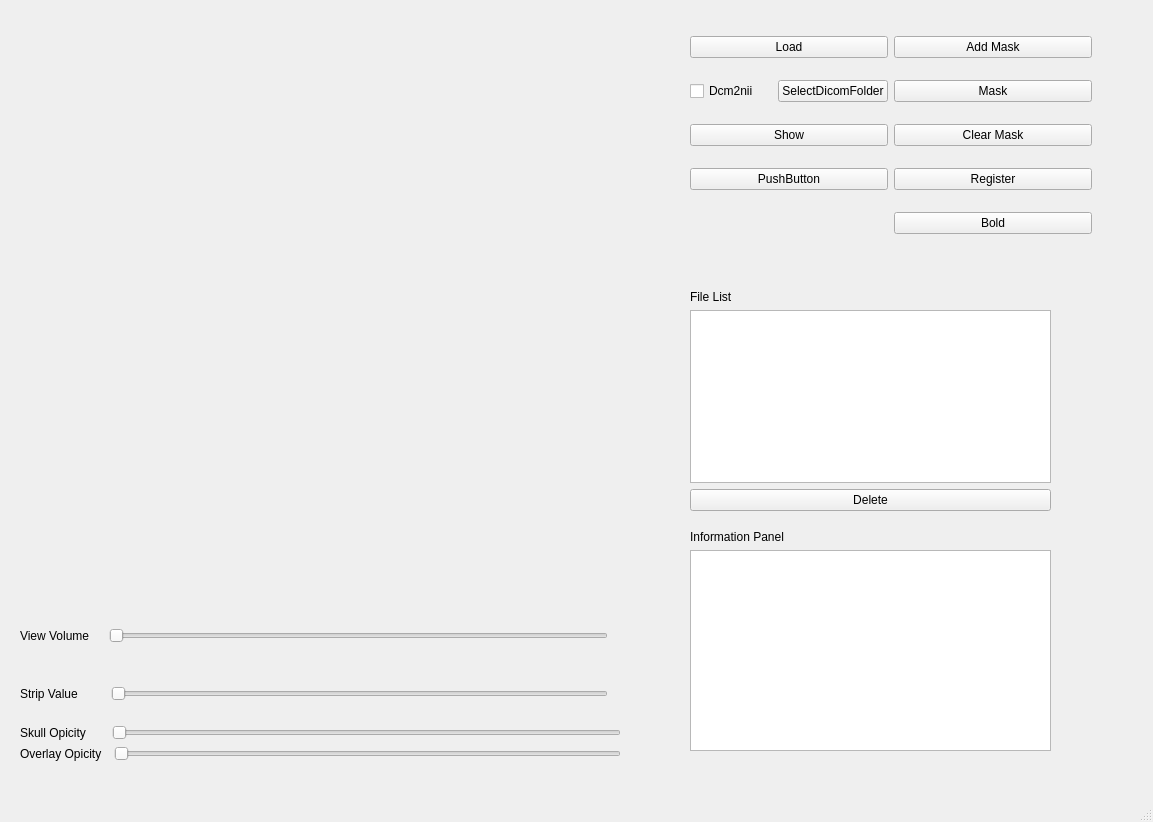
First picture: the form in MainWindow/MainWindow.ui, repository Beastmaster/BrainConnectivityDetection, before the edit.
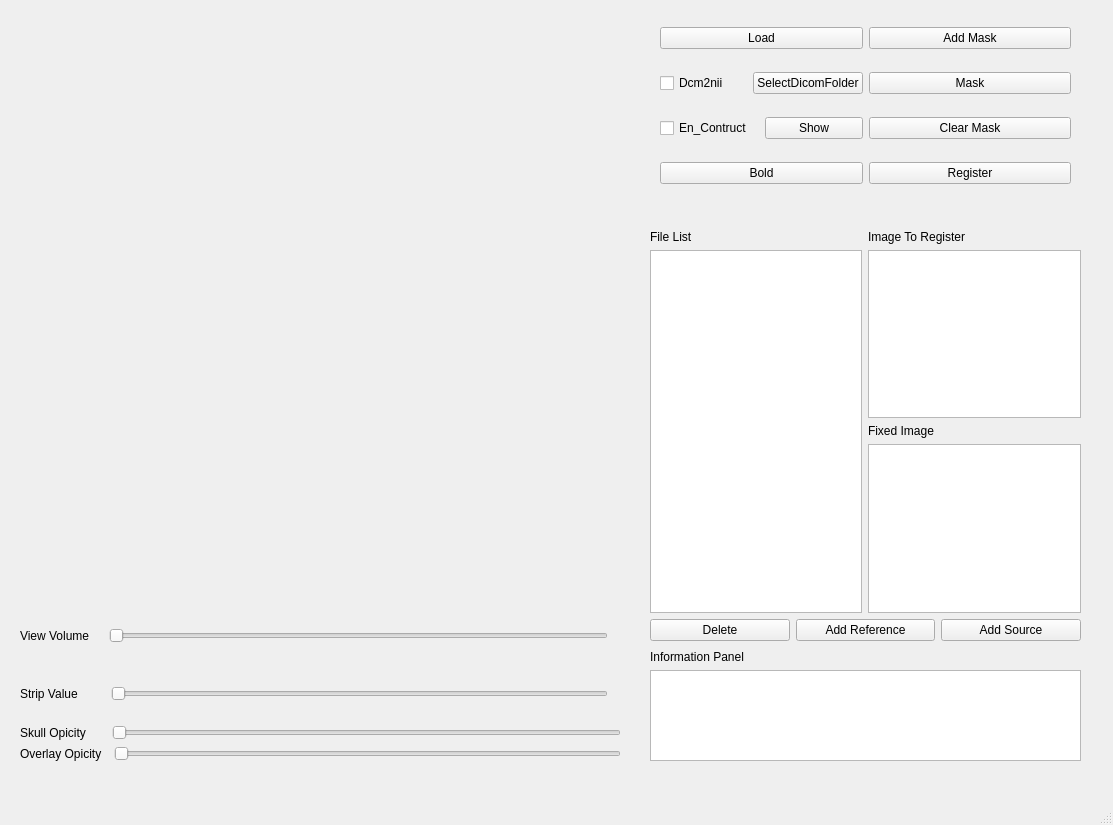
Second picture: the form after the edit. Custom widgets are drawn as their Qt base class.

Commit message: register function add

```diff
--- a/MainWindow/MainWindow.ui
+++ b/MainWindow/MainWindow.ui
@@ -6,8 +6,8 @@
    <rect>
     <x>0</x>
     <y>0</y>
-    <width>1153</width>
-    <height>822</height>
+    <width>1113</width>
+    <height>825</height>
    </rect>
   </property>
   <property name="windowTitle">
@@ -38,92 +38,6 @@
      </item>
     </layout>
    </widget>
-   <widget class="QWidget" name="gridLayoutWidget_2">
-    <property name="geometry">
-     <rect>
-      <x>690</x>
-      <y>20</y>
-      <width>402</width>
-      <height>231</height>
-     </rect>
-    </property>
-    <layout class="QGridLayout" name="gridLayout_2">
-     <item row="0" column="0">
-      <widget class="QPushButton" name="img_load_Btn">
-       <property name="text">
-        <string>Load</string>
-       </property>
-      </widget>
-     </item>
-     <item row="0" column="1">
-      <widget class="QPushButton" name="add_mask_Btn">
-       <property name="text">
-        <string>Add Mask</string>
-       </property>
-      </widget>
-     </item>
-     <item row="3" column="1">
-      <widget class="QPushButton" name="clr_mask_Btn">
-       <property name="text">
-        <string>Clear Mask</string>
-       </property>
-      </widget>
-     </item>
-     <item row="4" column="0">
-      <widget class="QPushButton" name="pushButton">
-       <property name="text">
-        <string>PushButton</string>
-       </property>
-      </widget>
-     </item>
-     <item row="4" column="1">
-      <widget class="QPushButton" name="register_Btn">
-       <property name="text">
-        <string>Register</string>
-       </property>
-      </widget>
-     </item>
-     <item row="5" column="1">
-      <widget class="QPushButton" name="bold_Btn">
-       <property name="text">
-        <string>Bold</string>
-       </property>
-      </widget>
-     </item>
-     <item row="3" column="0">
-      <widget class="QPushButton" name="show_Btn">
-       <property name="text">
-        <string>Show</string>
-       </property>
-      </widget>
-     </item>
-     <item row="1" column="1">
-      <widget class="QPushButton" name="mask_Btn">
-       <property name="text">
-        <string>Mask</string>
-       </property>
-      </widget>
-     </item>
-     <item row="1" column="0">
-      <layout class="QHBoxLayout" name="horizontalLayout_6">
-       <item>
-        <widget class="QCheckBox" name="use_dcm2nii_check">
-         <property name="text">
-          <string>Dcm2nii</string>
-         </property>
-        </widget>
-       </item>
-       <item>
-        <widget class="QPushButton" name="sel_folder_Btn">
-         <property name="text">
-          <string>SelectDicomFolder</string>
-         </property>
-        </widget>
-       </item>
-      </layout>
-     </item>
-    </layout>
-   </widget>
    <widget class="QWidget" name="verticalLayoutWidget_2">
     <property name="geometry">
      <rect>
@@ -232,22 +146,62 @@
    <widget class="QWidget" name="verticalLayoutWidget">
     <property name="geometry">
      <rect>
-      <x>690</x>
-      <y>290</y>
-      <width>361</width>
-      <height>221</height>
+      <x>650</x>
+      <y>230</y>
+      <width>431</width>
+      <height>411</height>
      </rect>
     </property>
     <layout class="QVBoxLayout" name="verticalLayout_2">
      <item>
-      <widget class="QLabel" name="label_5">
-       <property name="text">
-        <string>File List</string>
-       </property>
-      </widget>
-     </item>
-     <item>
-      <widget class="QListWidget" name="file_listWidget"/>
+      <layout class="QHBoxLayout" name="horizontalLayout_8">
+       <item>
+        <layout class="QVBoxLayout" name="verticalLayout_4">
+         <item>
+          <widget class="QLabel" name="label_5">
+           <property name="text">
+            <string>File List</string>
+           </property>
+          </widget>
+         </item>
+         <item>
+          <widget class="QListWidget" name="file_listWidget"/>
+         </item>
+        </layout>
+       </item>
+       <item>
+        <layout class="QVBoxLayout" name="verticalLayout_7">
+         <item>
+          <layout class="QVBoxLayout" name="verticalLayout_5">
+           <item>
+            <widget class="QLabel" name="label_7">
+             <property name="text">
+              <string>Image To Register</string>
+             </property>
+            </widget>
+           </item>
+           <item>
+            <widget class="QListWidget" name="reg_src_List"/>
+           </item>
+          </layout>
+         </item>
+         <item>
+          <layout class="QVBoxLayout" name="verticalLayout_6">
+           <item>
+            <widget class="QLabel" name="label_8">
+             <property name="text">
+              <string>Fixed Image</string>
+             </property>
+            </widget>
+           </item>
+           <item>
+            <widget class="QListWidget" name="reg_refer_List"/>
+           </item>
+          </layout>
+         </item>
+        </layout>
+       </item>
+      </layout>
      </item>
      <item>
       <layout class="QHBoxLayout" name="horizontalLayout_5">
@@ -258,6 +212,20 @@
          </property>
         </widget>
        </item>
+       <item>
+        <widget class="QPushButton" name="add_refer_Btn">
+         <property name="text">
+          <string>Add Reference</string>
+         </property>
+        </widget>
+       </item>
+       <item>
+        <widget class="QPushButton" name="add_src_Btn">
+         <property name="text">
+          <string>Add Source</string>
+         </property>
+        </widget>
+       </item>
       </layout>
      </item>
     </layout>
@@ -265,10 +233,10 @@
    <widget class="QWidget" name="verticalLayoutWidget_3">
     <property name="geometry">
      <rect>
-      <x>690</x>
-      <y>530</y>
-      <width>361</width>
-      <height>221</height>
+      <x>650</x>
+      <y>650</y>
+      <width>431</width>
+      <height>111</height>
      </rect>
     </property>
     <layout class="QVBoxLayout" name="verticalLayout_3">
@@ -284,7 +252,96 @@
      </item>
     </layout>
    </widget>
-   <zorder>gridLayoutWidget_2</zorder>
+   <widget class="QWidget" name="gridLayoutWidget_2">
+    <property name="geometry">
+     <rect>
+      <x>660</x>
+      <y>10</y>
+      <width>411</width>
+      <height>191</height>
+     </rect>
+    </property>
+    <layout class="QGridLayout" name="gridLayout_2">
+     <item row="0" column="0">
+      <widget class="QPushButton" name="img_load_Btn">
+       <property name="text">
+        <string>Load</string>
+       </property>
+      </widget>
+     </item>
+     <item row="0" column="1">
+      <widget class="QPushButton" name="add_mask_Btn">
+       <property name="text">
+        <string>Add Mask</string>
+       </property>
+      </widget>
+     </item>
+     <item row="3" column="1">
+      <widget class="QPushButton" name="clr_mask_Btn">
+       <property name="text">
+        <string>Clear Mask</string>
+       </property>
+      </widget>
+     </item>
+     <item row="4" column="1">
+      <widget class="QPushButton" name="register_Btn">
+       <property name="text">
+        <string>Register</string>
+       </property>
+      </widget>
+     </item>
+     <item row="1" column="1">
+      <widget class="QPushButton" name="mask_Btn">
+       <property name="text">
+        <string>Mask</string>
+       </property>
+      </widget>
+     </item>
+     <item row="1" column="0">
+      <layout class="QHBoxLayout" name="horizontalLayout_6">
+       <item>
+        <widget class="QCheckBox" name="use_dcm2nii_check">
+         <property name="text">
+          <string>Dcm2nii</string>
+         </property>
+        </widget>
+       </item>
+       <item>
+        <widget class="QPushButton" name="sel_folder_Btn">
+         <property name="text">
+          <string>SelectDicomFolder</string>
+         </property>
+        </widget>
+       </item>
+      </layout>
+     </item>
+     <item row="3" column="0">
+      <layout class="QHBoxLayout" name="horizontalLayout_7">
+       <item>
+        <widget class="QCheckBox" name="en_cst_Check">
+         <property name="text">
+          <string>En_Contruct</string>
+         </property>
+        </widget>
+       </item>
+       <item>
+        <widget class="QPushButton" name="show_Btn">
+         <property name="text">
+          <string>Show</string>
+         </property>
+        </widget>
+       </item>
+      </layout>
+     </item>
+     <item row="4" column="0">
+      <widget class="QPushButton" name="bold_Btn">
+       <property name="text">
+        <string>Bold</string>
+       </property>
+      </widget>
+     </item>
+    </layout>
+   </widget>
    <zorder>verticalLayoutWidget_2</zorder>
    <zorder>verticalLayoutWidget</zorder>
    <zorder>verticalLayoutWidget_3</zorder>
```
Left out of the diff: 4 changed lines with no effect on the pictures. The commit also changes 10 other files.
